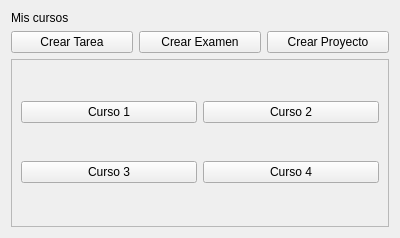
Arg128/Tec-Obj-Lab9, file views/dashboard.ui: the form before one commit.
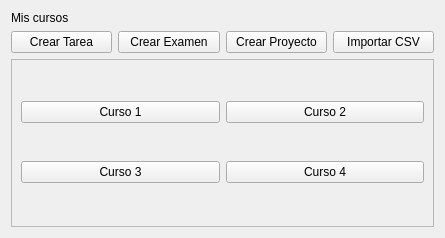
The form after the commit.

```diff
--- a/views/dashboard.ui
+++ b/views/dashboard.ui
@@ -6,7 +6,7 @@
    <rect>
     <x>0</x>
     <y>0</y>
-    <width>400</width>
+    <width>445</width>
     <height>238</height>
    </rect>
   </property>
@@ -44,6 +44,13 @@
        </property>
       </widget>
      </item>
+     <item>
+      <widget class="QPushButton" name="btnImportarCsv">
+       <property name="text">
+        <string>Importar CSV</string>
+       </property>
+      </widget>
+     </item>
     </layout>
    </item>
    <item>
@@ -56,7 +63,7 @@
        <rect>
         <x>0</x>
         <y>0</y>
-        <width>376</width>
+        <width>421</width>
         <height>149</height>
        </rect>
       </property>
```
